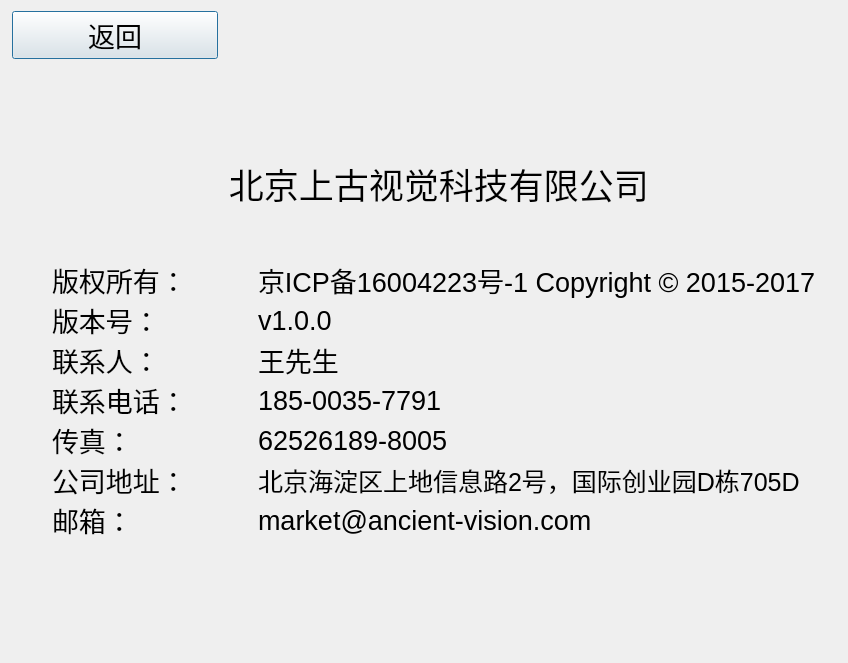
Above: tx2_iris/dialogabout.ui from iuytr09/tx2_iris before the change. Below: the same form after it.
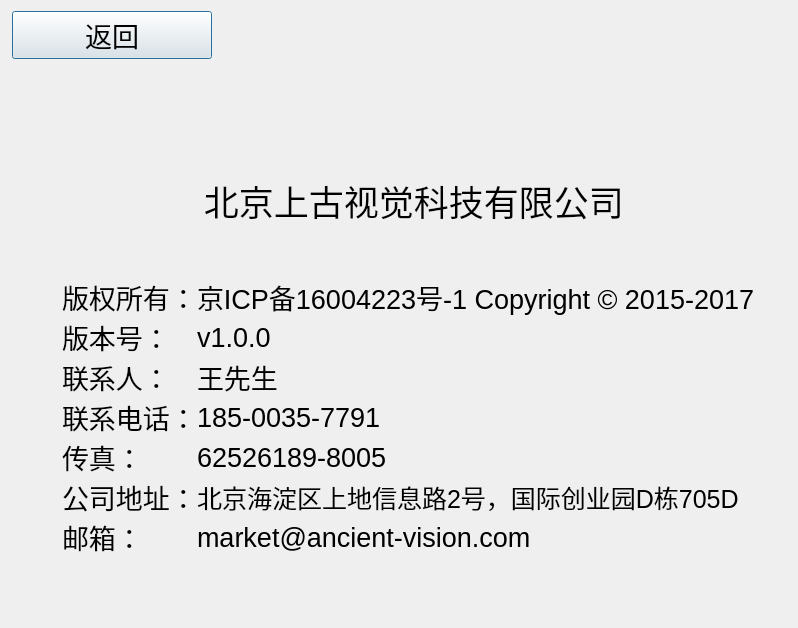
That is the form after the change. Icons and pictures are not drawn.

```diff
--- a/tx2_iris/dialogabout.ui
+++ b/tx2_iris/dialogabout.ui
@@ -6,8 +6,8 @@
    <rect>
     <x>0</x>
     <y>0</y>
-    <width>848</width>
-    <height>663</height>
+    <width>798</width>
+    <height>548</height>
    </rect>
   </property>
   <property name="font">
@@ -107,24 +107,40 @@
      <property name="bottomMargin">
       <number>60</number>
      </property>
+     <item row="0" column="0">
+      <spacer name="horizontalSpacer_2">
+       <property name="orientation">
+        <enum>Qt::Horizontal</enum>
+       </property>
+       <property name="sizeHint" stdset="0">
+        <size>
+         <width>40</width>
+         <height>20</height>
+        </size>
+       </property>
+      </spacer>
+     </item>
+     <item row="1" column="0" colspan="2">
+      <widget class="QLabel" name="label">
+       <property name="font">
+        <font>
+         <pointsize>26</pointsize>
+        </font>
+       </property>
+       <property name="styleSheet">
+        <string notr="true">color:rgb(0, 0, 0)</string>
+       </property>
+       <property name="text">
+        <string> 北京上古视觉科技有限公司</string>
+       </property>
+       <property name="alignment">
+        <set>Qt::AlignCenter</set>
+       </property>
+      </widget>
+     </item>
      <item row="2" column="0" colspan="2">
       <layout class="QGridLayout" name="gridLayout">
-       <item row="6" column="0">
-        <widget class="QLabel" name="label_6">
-         <property name="font">
-          <font>
-           <pointsize>20</pointsize>
-          </font>
-         </property>
-         <property name="styleSheet">
-          <string notr="true">color:rgb(0, 0, 0)</string>
-         </property>
-         <property name="text">
-          <string>邮箱：</string>
-         </property>
-        </widget>
-       </item>
-       <item row="2" column="0">
+       <item row="2" column="1">
         <widget class="QLabel" name="label_5">
          <property name="font">
           <font>
@@ -139,67 +155,7 @@
          </property>
         </widget>
        </item>
-       <item row="5" column="1">
-        <widget class="QLabel" name="label_12">
-         <property name="font">
-          <font>
-           <pointsize>19</pointsize>
-          </font>
-         </property>
-         <property name="styleSheet">
-          <string notr="true">color:rgb(0, 0, 0)</string>
-         </property>
-         <property name="text">
-          <string>北京海淀区上地信息路2号，国际创业园D栋705D</string>
-         </property>
-        </widget>
-       </item>
-       <item row="1" column="1">
-        <widget class="QLabel" name="label_15">
-         <property name="font">
-          <font>
-           <pointsize>20</pointsize>
-          </font>
-         </property>
-         <property name="styleSheet">
-          <string notr="true">color:rgb(0, 0, 0)</string>
-         </property>
-         <property name="text">
-          <string>v1.0.0</string>
-         </property>
-        </widget>
-       </item>
-       <item row="5" column="0">
-        <widget class="QLabel" name="label_4">
-         <property name="font">
-          <font>
-           <pointsize>20</pointsize>
-          </font>
-         </property>
-         <property name="styleSheet">
-          <string notr="true">color:rgb(0, 0, 0)</string>
-         </property>
-         <property name="text">
-          <string>公司地址：</string>
-         </property>
-        </widget>
-       </item>
-       <item row="6" column="1">
-        <widget class="QLabel" name="label_13">
-         <property name="font">
-          <font>
-           <pointsize>20</pointsize>
-          </font>
-         </property>
-         <property name="styleSheet">
-          <string notr="true">color:rgb(0, 0, 0)</string>
-         </property>
-         <property name="text">
-          <string>market@ancient-vision.com</string>
-         </property>
-        </widget>
-       </item>
-       <item row="2" column="1">
+       <item row="2" column="2">
         <widget class="QLabel" name="label_9">
          <property name="font">
           <font>
@@ -215,7 +171,20 @@
         </widget>
        </item>
        <item row="3" column="0">
-        <widget class="QLabel" name="label_2">
+        <spacer name="horizontalSpacer_3">
+         <property name="orientation">
+          <enum>Qt::Horizontal</enum>
+         </property>
+         <property name="sizeHint" stdset="0">
+          <size>
+           <width>40</width>
+           <height>20</height>
+          </size>
+         </property>
+        </spacer>
+       </item>
+       <item row="6" column="1">
+        <widget class="QLabel" name="label_6">
          <property name="font">
           <font>
            <pointsize>20</pointsize>
@@ -225,11 +194,11 @@
           <string notr="true">color:rgb(0, 0, 0)</string>
          </property>
          <property name="text">
-          <string>联系电话：</string>
+          <string>邮箱：</string>
          </property>
         </widget>
        </item>
-       <item row="4" column="1">
+       <item row="4" column="2">
         <widget class="QLabel" name="label_11">
          <property name="font">
           <font>
@@ -244,8 +213,8 @@
          </property>
         </widget>
        </item>
-       <item row="4" column="0">
-        <widget class="QLabel" name="label_3">
+       <item row="0" column="2">
+        <widget class="QLabel" name="label_14">
          <property name="font">
           <font>
            <pointsize>20</pointsize>
@@ -255,26 +224,11 @@
           <string notr="true">color:rgb(0, 0, 0)</string>
          </property>
          <property name="text">
-          <string>传真：</string>
+          <string>京ICP备16004223号-1 Copyright © 2015-2017</string>
          </property>
         </widget>
        </item>
-       <item row="3" column="1">
-        <widget class="QLabel" name="label_10">
-         <property name="font">
-          <font>
-           <pointsize>20</pointsize>
-          </font>
-         </property>
-         <property name="styleSheet">
-          <string notr="true">color:rgb(0, 0, 0)</string>
-         </property>
-         <property name="text">
-          <string>185-0035-7791</string>
-         </property>
-        </widget>
-       </item>
-       <item row="0" column="0">
+       <item row="0" column="1">
         <widget class="QLabel" name="label_7">
          <property name="font">
           <font>
@@ -289,7 +243,37 @@
          </property>
         </widget>
        </item>
-       <item row="1" column="0">
+       <item row="3" column="1">
+        <widget class="QLabel" name="label_2">
+         <property name="font">
+          <font>
+           <pointsize>20</pointsize>
+          </font>
+         </property>
+         <property name="styleSheet">
+          <string notr="true">color:rgb(0, 0, 0)</string>
+         </property>
+         <property name="text">
+          <string>联系电话：</string>
+         </property>
+        </widget>
+       </item>
+       <item row="6" column="2">
+        <widget class="QLabel" name="label_13">
+         <property name="font">
+          <font>
+           <pointsize>20</pointsize>
+          </font>
+         </property>
+         <property name="styleSheet">
+          <string notr="true">color:rgb(0, 0, 0)</string>
+         </property>
+         <property name="text">
+          <string>market@ancient-vision.com</string>
+         </property>
+        </widget>
+       </item>
+       <item row="1" column="1">
         <widget class="QLabel" name="label_8">
          <property name="font">
           <font>
@@ -304,10 +288,25 @@
          </property>
         </widget>
        </item>
-       <item row="0" column="1">
-        <widget class="QLabel" name="label_14">
+       <item row="5" column="2">
+        <widget class="QLabel" name="label_12">
          <property name="font">
           <font>
+           <pointsize>19</pointsize>
+          </font>
+         </property>
+         <property name="styleSheet">
+          <string notr="true">color:rgb(0, 0, 0)</string>
+         </property>
+         <property name="text">
+          <string>北京海淀区上地信息路2号，国际创业园D栋705D</string>
+         </property>
+        </widget>
+       </item>
+       <item row="3" column="2">
+        <widget class="QLabel" name="label_10">
+         <property name="font">
+          <font>
            <pointsize>20</pointsize>
           </font>
          </property>
@@ -315,30 +314,70 @@
           <string notr="true">color:rgb(0, 0, 0)</string>
          </property>
          <property name="text">
-          <string>京ICP备16004223号-1 Copyright © 2015-2017</string>
+          <string>185-0035-7791</string>
          </property>
         </widget>
        </item>
+       <item row="4" column="1">
+        <widget class="QLabel" name="label_3">
+         <property name="font">
+          <font>
+           <pointsize>20</pointsize>
+          </font>
+         </property>
+         <property name="styleSheet">
+          <string notr="true">color:rgb(0, 0, 0)</string>
+         </property>
+         <property name="text">
+          <string>传真：</string>
+         </property>
+        </widget>
+       </item>
+       <item row="1" column="2">
+        <widget class="QLabel" name="label_15">
+         <property name="font">
+          <font>
+           <pointsize>20</pointsize>
+          </font>
+         </property>
+         <property name="styleSheet">
+          <string notr="true">color:rgb(0, 0, 0)</string>
+         </property>
+         <property name="text">
+          <string>v1.0.0</string>
+         </property>
+        </widget>
+       </item>
+       <item row="5" column="1">
+        <widget class="QLabel" name="label_4">
+         <property name="font">
+          <font>
+           <pointsize>20</pointsize>
+          </font>
+         </property>
+         <property name="styleSheet">
+          <string notr="true">color:rgb(0, 0, 0)</string>
+         </property>
+         <property name="text">
+          <string>公司地址：</string>
+         </property>
+        </widget>
+       </item>
+       <item row="2" column="3">
+        <spacer name="horizontalSpacer_4">
+         <property name="orientation">
+          <enum>Qt::Horizontal</enum>
+         </property>
+         <property name="sizeHint" stdset="0">
+          <size>
+           <width>40</width>
+           <height>20</height>
+          </size>
+         </property>
+        </spacer>
+       </item>
       </layout>
      </item>
-     <item row="1" column="0" colspan="2">
-      <widget class="QLabel" name="label">
-       <property name="font">
-        <font>
-         <pointsize>26</pointsize>
-        </font>
-       </property>
-       <property name="styleSheet">
-        <string notr="true">color:rgb(0, 0, 0)</string>
-       </property>
-       <property name="text">
-        <string> 北京上古视觉科技有限公司</string>
-       </property>
-       <property name="alignment">
-        <set>Qt::AlignCenter</set>
-       </property>
-      </widget>
-     </item>
     </layout>
    </item>
    <item row="1" column="0">
```
